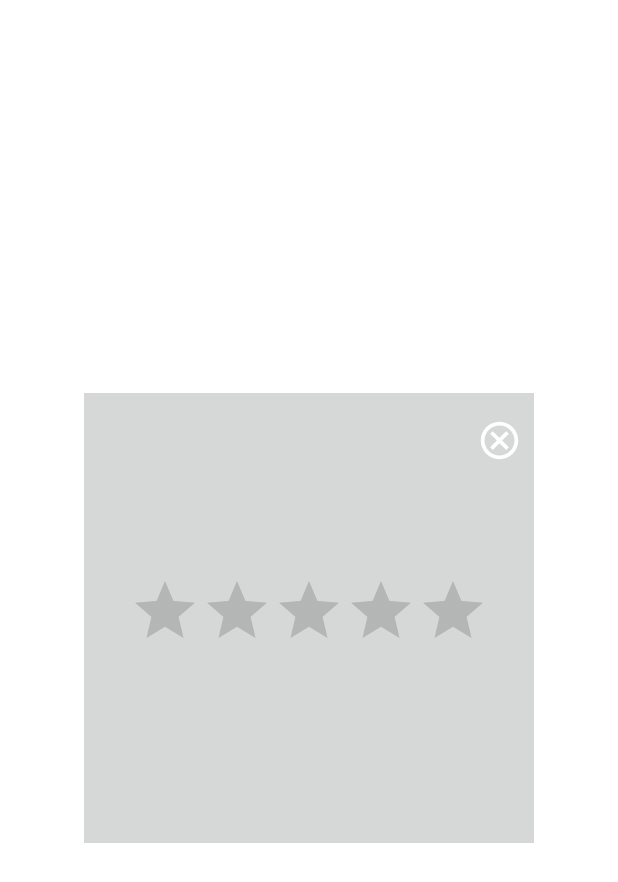
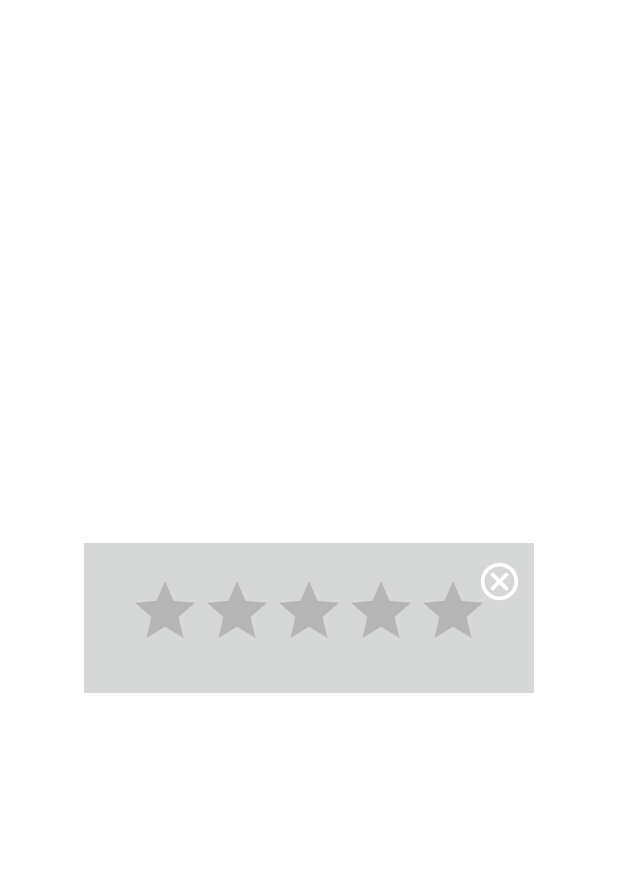
Before and after one commit to sangeetds/isdb-android-app, an Android app: the layout ratings_dialog.xml on its own in the app's theme, with its tools: preview values and no code run, on a phone screen of 412 x 824 dp. Shown: the top 882 px of the screen. Run offline under Robolectric (Android 15) with nearby library versions, the phone set to English and light mode, and no system bars; plain views replace MaterialRatingBar.

```diff
--- a/app/src/main/java/com/example/login/models/User.kt
+++ b/app/src/main/java/com/example/login/models/User.kt
@@ -8,7 +8,7 @@ import com.squareup.moshi.Json
  * Moshi helps converting the an object of this class into a JSON.
  */
 data class User(
-    @Json(name = "username") val username: String,
-    @Json(name = "password") var password: String,
-    @Json(name = "email") val email: String? = null
+    @Json(name = "username") val username: String = "",
+    @Json(name = "password") var password: String = "",
+    @Json(name = "email") val email: String = ""
 )
--- a/app/src/main/res/layout/ratings_dialog.xml
+++ b/app/src/main/res/layout/ratings_dialog.xml
@@ -23,7 +23,7 @@
     <TextView
         android:id="@+id/dialog"
         android:layout_width="300dp"
-        android:layout_height="match_parent"
+        android:layout_height="100dp"
         app:layout_constraintBottom_toBottomOf="parent"
         app:layout_constraintEnd_toEndOf="parent"
         app:layout_constraintStart_toStartOf="parent"
@@ -36,12 +36,11 @@
         style="@style/Widget.MaterialRatingBar.RatingBar"
         android:layout_width="wrap_content"
         android:layout_height="wrap_content"
-        app:layout_constraintBottom_toBottomOf="parent"
+        android:numStars="5"
+        android:stepSize="0.5"
+        app:layout_constraintBottom_toBottomOf="@+id/dialog"
         app:layout_constraintEnd_toEndOf="@+id/dialog"
         app:layout_constraintStart_toStartOf="@+id/dialog"
-        app:layout_constraintTop_toTopOf="@+id/dialog"
-        android:numStars="5"
-        android:stepSize="0.5"
-        />
+        app:layout_constraintTop_toTopOf="@+id/dialog" />
 
 </androidx.constraintlayout.widget.ConstraintLayout>
```
Also changed, not shown: app/src/main/java/com/example/login/activity/LoginActivity.kt (+13 -14 lines), app/src/main/java/com/example/login/dialog/LoadDialog.kt (+16 -11 lines).
